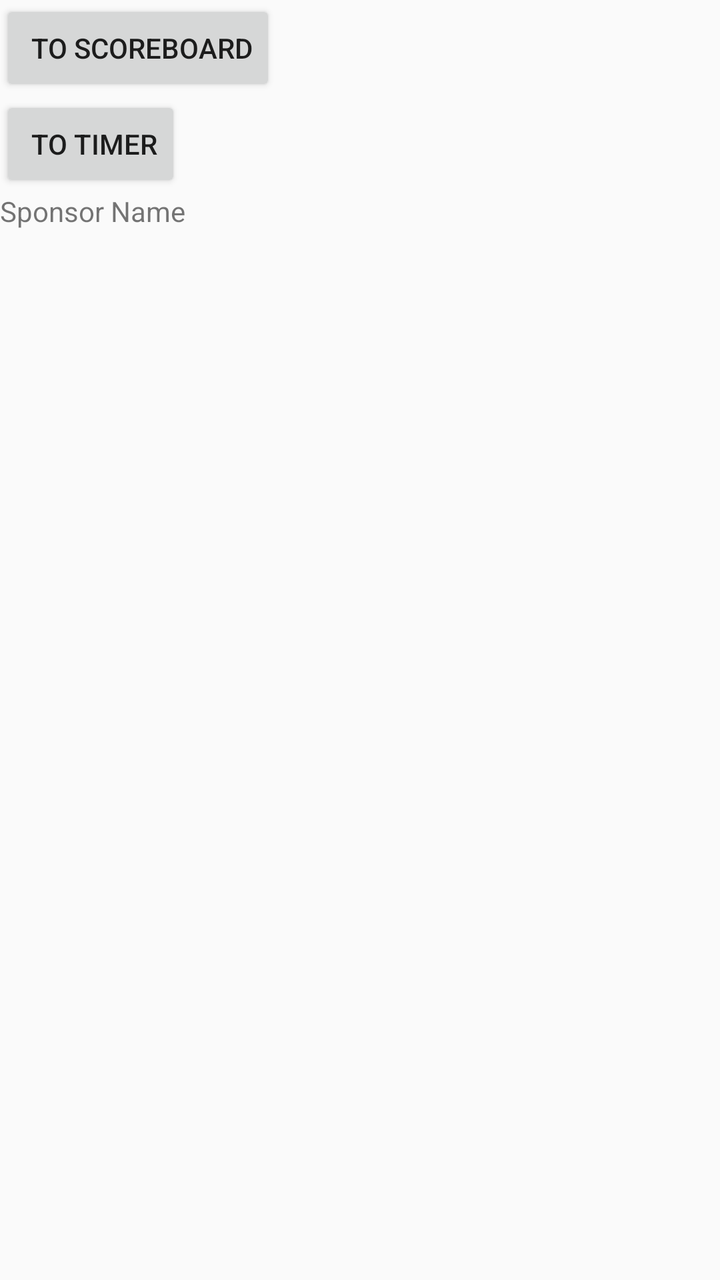
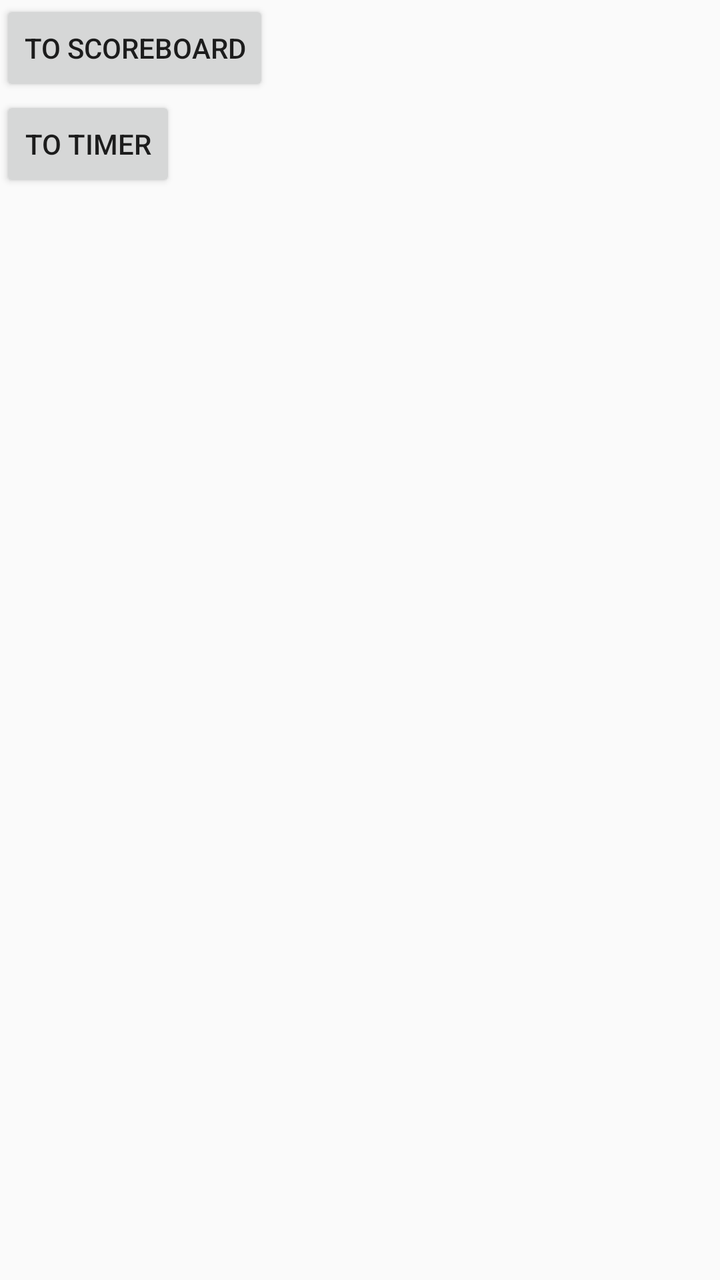

Before-and-after screenshots of an Android layout around one commit, followed by the original layout XML and the change that was made.
<!-- AndroidManifest.xml: application theme AppTheme -->
<!-- res/layout/home_fragment.xml -->
<?xml version="1.0" encoding="utf-8"?>
<LinearLayout xmlns:android="http://schemas.android.com/apk/res/android"
    android:orientation="vertical"
    android:layout_width="match_parent"
    android:layout_height="match_parent">

    <Button
        android:layout_width="wrap_content"
        android:layout_height="wrap_content"
        android:id="@+id/btn_scoreboard"
        android:text=" To Scoreboard"
        />
    <Button
        android:layout_width="wrap_content"
        android:layout_height="wrap_content"
        android:id="@+id/btn_timer"
        android:text=" To Timer"
        />
    <TextView
        android:layout_width="wrap_content"
        android:layout_height="wrap_content"
        android:id="@+id/sponsorText"
        android:text="Sponsor Name"
        />
</LinearLayout>
<!-- resources referenced by this layout -->
<resources>
  <style name="AppTheme" parent="Theme.AppCompat.Light.DarkActionBar" />
</resources>

<!-- the commit's change to res/layout/home_fragment.xml (unified diff, before → after) -->
@@ -8,18 +8,17 @@
         android:layout_width="wrap_content"
         android:layout_height="wrap_content"
         android:id="@+id/btn_scoreboard"
-        android:text=" To Scoreboard"
+        android:text="@string/to_scoreboard_button_text"
         />
     <Button
         android:layout_width="wrap_content"
         android:layout_height="wrap_content"
         android:id="@+id/btn_timer"
-        android:text=" To Timer"
+        android:text="@string/to_timer_button_text"
         />
     <TextView
         android:layout_width="wrap_content"
         android:layout_height="wrap_content"
         android:id="@+id/sponsorText"
-        android:text="Sponsor Name"
         />
 </LinearLayout>
<!-- resource entries referenced after the edit -->
@@ -1,5 +1,7 @@
 <!-- resources referenced by this layout -->
 <resources>
+  <string name="to_scoreboard_button_text">To Scoreboard</string>
+  <string name="to_timer_button_text">To Timer</string>
   <style name="AppTheme" parent="Theme.AppCompat.Light.DarkActionBar" />
 </resources>
 
